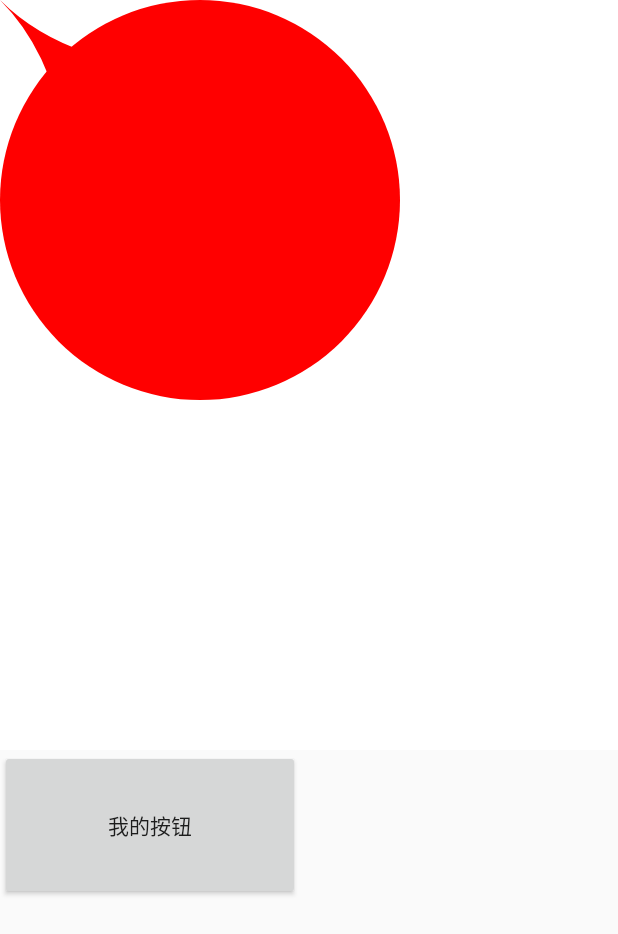
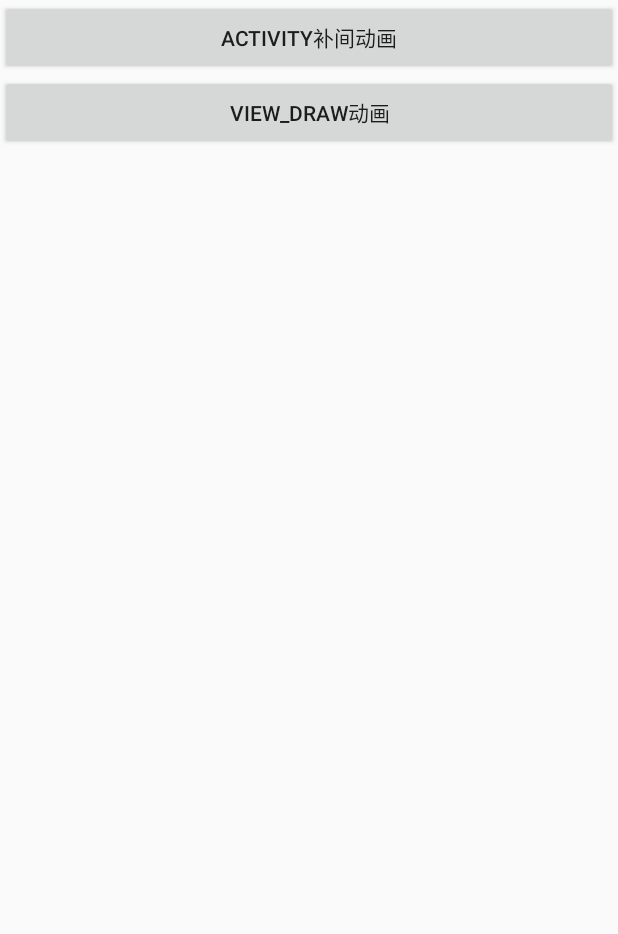
Before and after one commit to liqingju123/view, an Android app: the layout activity_main.xml on its own in the app's theme, with its tools: preview values and no code run, on a phone screen of 412 x 824 dp. Shown: the top 934 px of the screen. Run offline under Robolectric (Android 15) with nearby library versions, the phone set to English and light mode, and no system bars.

Commit message:
进行分类

```diff
--- a/myview/src/main/AndroidManifest.xml
+++ b/myview/src/main/AndroidManifest.xml
@@ -9,7 +9,7 @@
         android:supportsRtl="true"
         android:theme="@style/AppTheme">
         <activity
-            android:name=".activity.ActivityA"
+            android:name=".MainActivity"
             android:label="@string/app_name"
             android:theme="@style/AppTheme.NoActionBar">
             <intent-filter>
@@ -18,8 +18,8 @@
                 <category android:name="android.intent.category.LAUNCHER" />
             </intent-filter>
         </activity>
-
-        <!--<activity android:name=".activity.ActivityA" />-->
+        <activity android:name=".activity.ViewActivity" />
+        <activity android:name=".activity.ActivityA" />
         <activity android:name=".activity.ActivityB" />
         <activity android:name=".activity.ActivityC" />
 
--- a/myview/src/main/res/layout/activity_main.xml
+++ b/myview/src/main/res/layout/activity_main.xml
@@ -1,29 +1,26 @@
 <?xml version="1.0" encoding="utf-8"?>
-<LinearLayout xmlns:android="http://schemas.android.com/apk/res/android"
+<ScrollView xmlns:android="http://schemas.android.com/apk/res/android"
     android:layout_width="match_parent"
-    android:layout_height="match_parent"
-    android:animateLayoutChanges="true"
-    android:fitsSystemWindows="true"
-    android:orientation="vertical">
+    android:layout_height="match_parent">
 
-    <com.example.imac.myview.view.CrileView
-        android:layout_width="500dp"
-        android:layout_height="500dp"
-        android:background="@android:color/white" />
+    <LinearLayout
+        android:layout_width="match_parent"
+        android:layout_height="match_parent"
+        android:orientation="vertical">
 
-    <!--<com.example.imac.myview.view.ElasticRoundView-->
-        <!--android:layout_width="match_parent"-->
-        <!--android:layout_height="match_parent" />-->
+        <Button
+            android:id="@+id/activity_ann"
+            android:layout_width="match_parent"
+            android:layout_height="50dp"
+            android:text="Activity补间动画" />
+
+        <Button
+            android:id="@+id/activity_view"
+            android:layout_width="match_parent"
+            android:layout_height="50dp"
+            android:text="view_draw动画" />
 
 
-    <Button
-        android:id="@+id/button"
-        android:layout_width="200dp"
-        android:layout_height="100dp"
-        android:text="我的按钮" />
+    </LinearLayout>
 
-    <!--<com.example.imac.myview.Bezier-->
-    <!--android:layout_width="match_parent"-->
-    <!--android:layout_height="match_parent" />-->
-
-</LinearLayout>
+</ScrollView>
--- a/myview/src/main/res/values/strings.xml
+++ b/myview/src/main/res/values/strings.xml
@@ -1,5 +1,5 @@
 <resources>
-    <string name="app_name">myView</string>
+    <string name="app_name">VIEW动画</string>
     <string name="action_settings">Settings</string>
 
     <!-- TODO: Remove or change this placeholder text -->
```
Also changed, not shown: myview/src/main/java/com/example/imac/myview/MainActivity.java (+22 -31 lines), myview/src/main/java/com/example/imac/myview/activity/ViewActivity.java (added, +56 -0 lines), myview/src/main/res/layout/activity_view.xml (added, +29 -0 lines).
